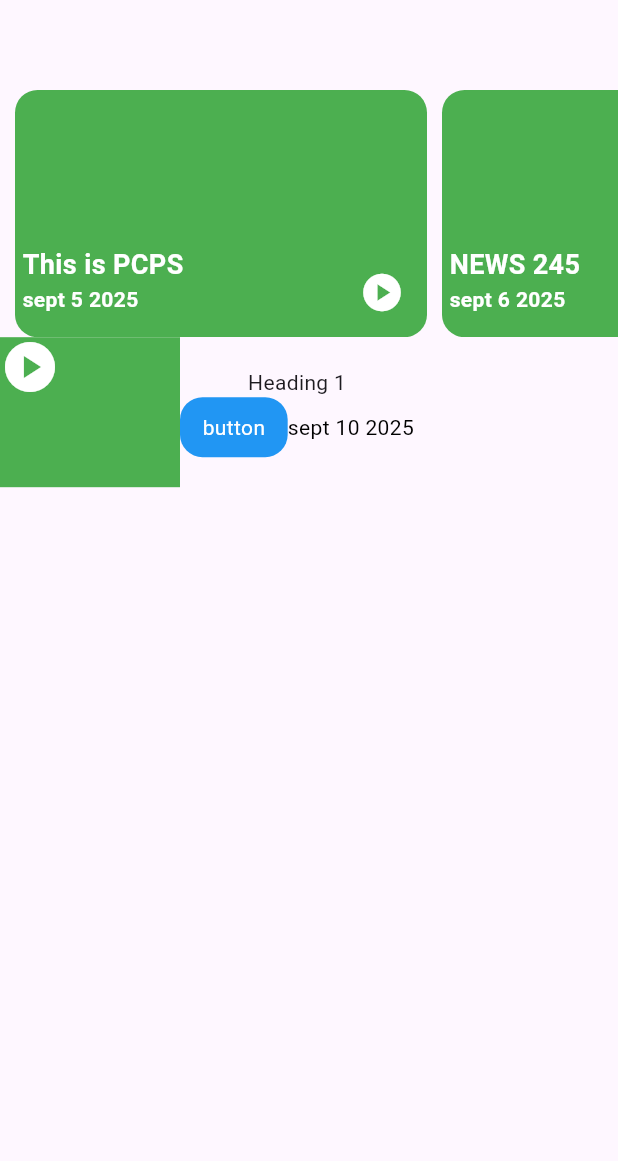
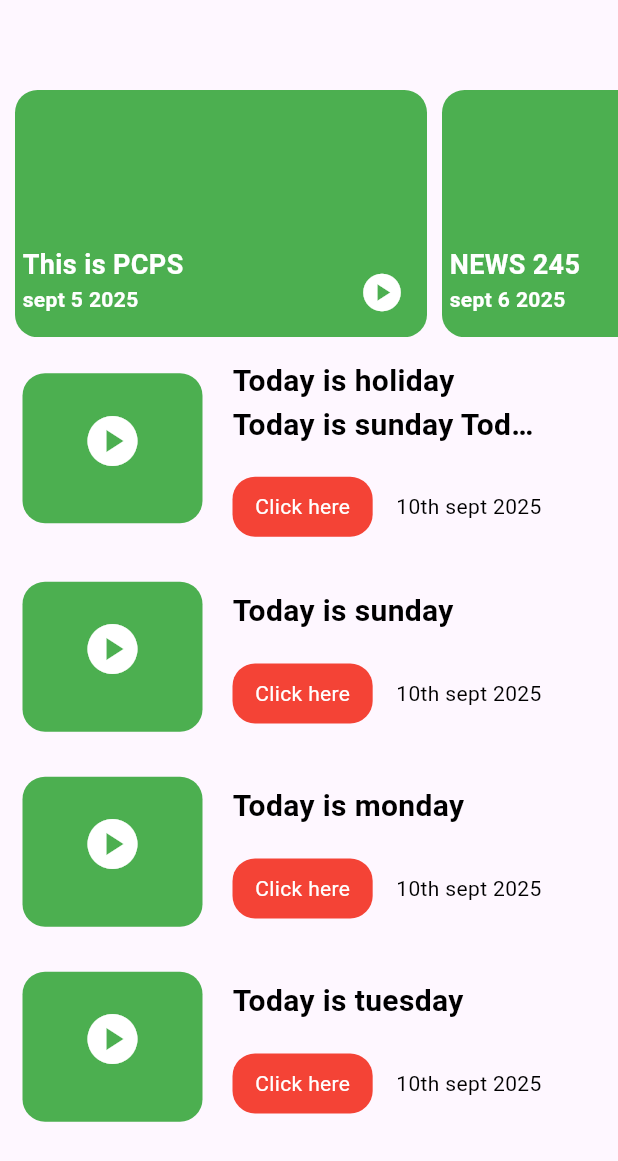
Before and after one commit to snmn/demopcps, a Flutter app: the screen it shows after launch, on a phone screen of 412 x 824 dp. Shown: the top 1161 px of the screen. Run offline on Flutter 3.47's test engine with Material 3 defaults, Android fonts, the light colour scheme and no system bars.

Commit message:
dashboard

```diff
--- a/lib/dashboard.dart
+++ b/lib/dashboard.dart
@@ -42,6 +42,61 @@ class _dashboardState extends State<dashboard> {
       ],
     );
   }
+
+  verticalCard(size,heading,date, buttontext){
+    return Padding(
+      padding: const EdgeInsets.all(15.0),
+      child: Row(
+        mainAxisAlignment: MainAxisAlignment.start,
+        children: [
+          Stack(
+            children: [
+              Container(
+                height: 100,
+                width: 120,
+                margin: EdgeInsets.only(right: 20),
+                decoration: BoxDecoration(color: Colors.green,
+                    borderRadius: BorderRadius.circular(15)
+                ),
+              ),
+              Positioned(left: 40,top: 25,child:Icon(Icons.play_circle,color: Colors.white,size: 40,))
+            ],
+          ),
+          Column(
+            crossAxisAlignment: CrossAxisAlignment.start,
+            mainAxisAlignment: MainAxisAlignment.spaceBetween,
+            children: [
+              Container(
+                width: size.width/2,
+                child: Text(heading,style: TextStyle(
+                    fontSize: 20,color: Colors.black,fontWeight: FontWeight.bold
+                ),overflow: TextOverflow.ellipsis,maxLines: 2,),
+              ),
+              SizedBox(height: 20,),
+              Container(
+                width: size.width/2,
+                child: Row(
+                  mainAxisAlignment: MainAxisAlignment.spaceBetween,
+                  children: [
+                    Container(
+                      decoration: BoxDecoration(
+                          color: Colors.red,
+                          borderRadius: BorderRadius.circular(15)
+                      ),
+                      padding: EdgeInsets.only(left: 15,right: 15,top: 10,bottom: 10),
+                      child: Text(buttontext,style: TextStyle(color: Colors.white),),
+                    ),
+                    Text(date,style: TextStyle(color: Colors.black),),
+                  ],
+                ),
+              )
+            ],
+          )
+        ],
+      ),
+    );
+  }
+
   @override
   Widget build(BuildContext context) {
     var size = MediaQuery.of(context).size;
@@ -64,39 +119,10 @@ class _dashboardState extends State<dashboard> {
           SingleChildScrollView(
             child: Column(
               children: [
-
-                Row(
-                  children: [
-                    Stack(
-                      children: [
-                        Container(
-                          height: 100,
-                          width: 120,
-                          decoration: BoxDecoration(color: Colors.green),
-                        ),
-                        Icon(Icons.play_circle,color: Colors.white,size: 40,)
-                      ],
-                    ),
-                    Column(
-                      children: [
-                        Text("Heading 1"),
-                        Row(
-                          children: [
-                            Container(
-                              decoration: BoxDecoration(
-                                color: Colors.blue,
-                                borderRadius: BorderRadius.circular(15)
-                              ),
-                              padding: EdgeInsets.only(left: 15,right: 15,top: 10,bottom: 10),
-                              child: Text("button",style: TextStyle(color: Colors.white),),
-                            ),
-                            Text("sept 10 2025",style: TextStyle(color: Colors.black),),
-                          ],
-                        )
-                      ],
-                    )
-                  ],
-                )
+                verticalCard(size, "Today is holiday Today is sunday Today is sunday", "10th sept 2025", "Click here"),
+                verticalCard(size, "Today is sunday", "10th sept 2025", "Click here"),
+                verticalCard(size, "Today is monday", "10th sept 2025", "Click here"),
+                verticalCard(size, "Today is tuesday", "10th sept 2025", "Click here")
               ],
             ),
           )
```
